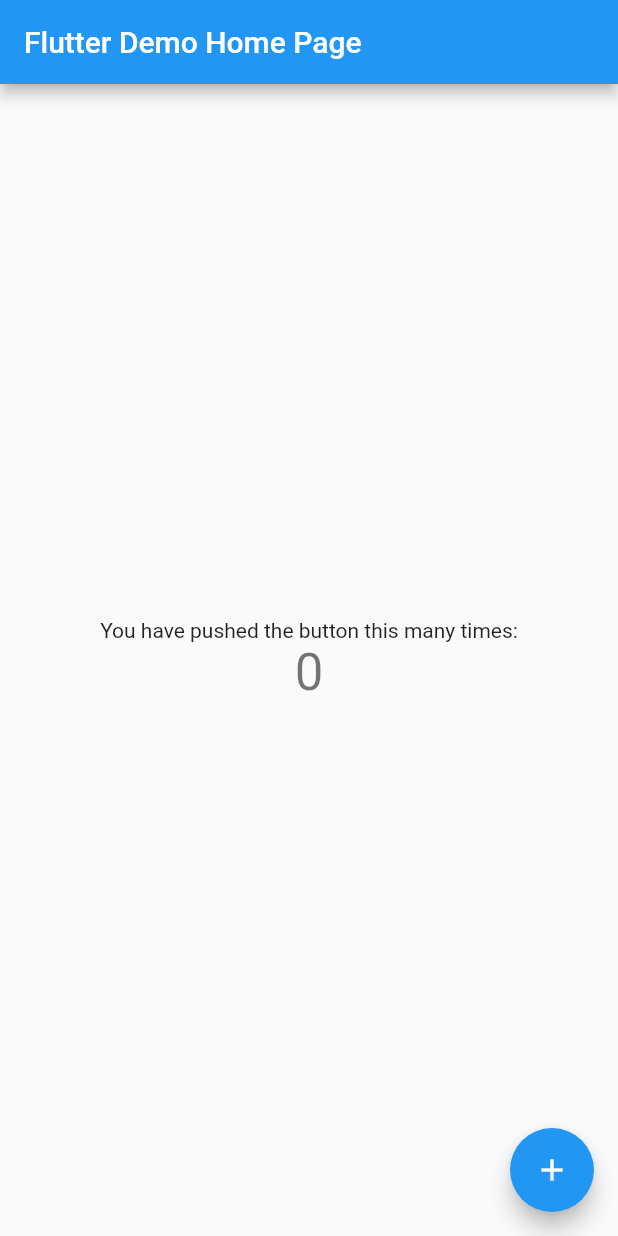
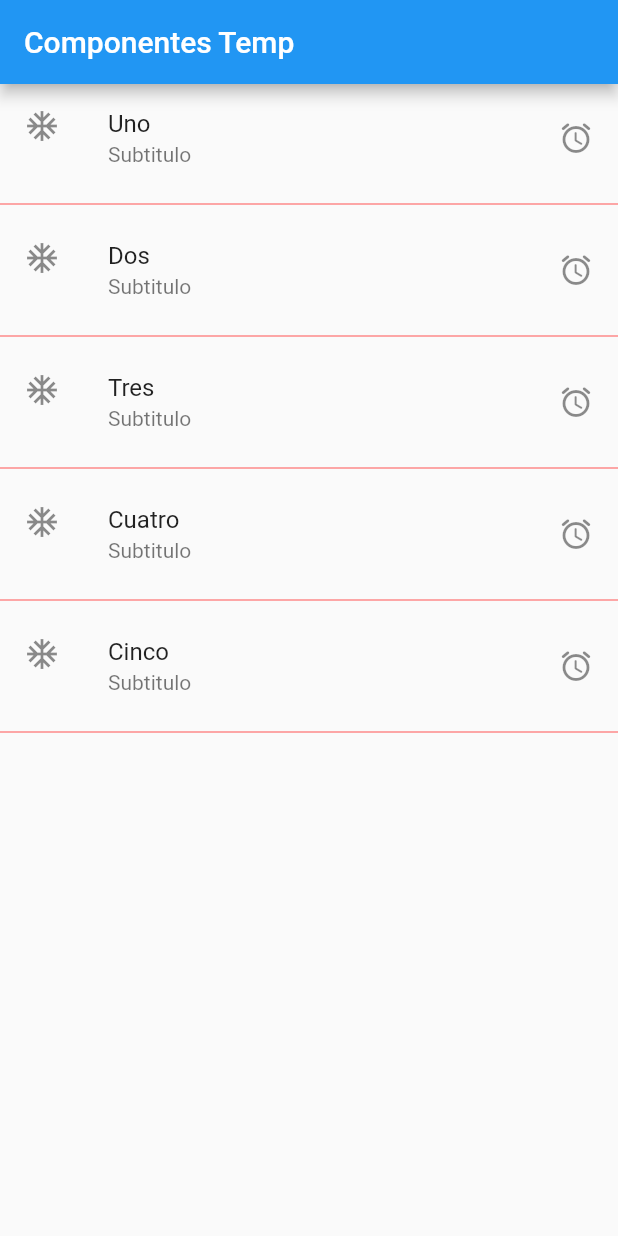
Before and after one commit to Geyson1990/FlutterComponentes, a Flutter app: the screen it shows after launch, on a phone screen of 412 x 824 dp. Run offline on Flutter 3.47's test engine with Material 2 defaults, Android fonts, the phone set to English and light mode, and no system bars.

```diff
--- a/componentes/lib/main.dart
+++ b/componentes/lib/main.dart
@@ -1,3 +1,5 @@
+import 'package:componentes/pages/counter.dart';
+import 'package:componentes/pages/home_page.dart';
 import 'package:flutter/material.dart';
 
 void main() {
@@ -5,109 +7,15 @@
 }
 
 class MyApp extends StatelessWidget {
-  // This widget is the root of your application.
   @override
   Widget build(BuildContext context) {
     return MaterialApp(
       title: 'Flutter Demo',
+      debugShowCheckedModeBanner: false,
       theme: ThemeData(
-        // This is the theme of your application.
-        //
-        // Try running your application with "flutter run". You'll see the
-        // application has a blue toolbar. Then, without quitting the app, try
-        // changing the primarySwatch below to Colors.green and then invoke
-        // "hot reload" (press "r" in the console where you ran "flutter run",
-        // or simply save your changes to "hot reload" in a Flutter IDE).
-        // Notice that the counter didn't reset back to zero; the application
-        // is not restarted.
         primarySwatch: Colors.blue,
       ),
-      home: MyHomePage(title: 'Flutter Demo Home Page'),
+      home: HomePageTemp(),
     );
   }
 }
-
-class MyHomePage extends StatefulWidget {
-  MyHomePage({Key? key, required this.title}) : super(key: key);
-
-  // This widget is the home page of your application. It is stateful, meaning
-  // that it has a State object (defined below) that contains fields that affect
-  // how it looks.
-
-  // This class is the configuration for the state. It holds the values (in this
-  // case the title) provided by the parent (in this case the App widget) and
-  // used by the build method of the State. Fields in a Widget subclass are
-  // always marked "final".
-
-  final String title;
-
-  @override
-  _MyHomePageState createState() => _MyHomePageState();
-}
-
-class _MyHomePageState extends State<MyHomePage> {
-  int _counter = 0;
-
-  void _incrementCounter() {
-    setState(() {
-      // This call to setState tells the Flutter framework that something has
-      // changed in this State, which causes it to rerun the build method below
-      // so that the display can reflect the updated values. If we changed
-      // _counter without calling setState(), then the build method would not be
-      // called again, and so nothing would appear to happen.
-      _counter++;
-    });
-  }
-
-  @override
-  Widget build(BuildContext context) {
-    // This method is rerun every time setState is called, for instance as done
-    // by the _incrementCounter method above.
-    //
-    // The Flutter framework has been optimized to make rerunning build methods
-    // fast, so that you can just rebuild anything that needs updating rather
-    // than having to individually change instances of widgets.
-    return Scaffold(
-      appBar: AppBar(
-        // Here we take the value from the MyHomePage object that was created by
-        // the App.build method, and use it to set our appbar title.
-        title: Text(widget.title),
-      ),
-      body: Center(
-        // Center is a layout widget. It takes a single child and positions it
-        // in the middle of the parent.
-        child: Column(
-          // Column is also a layout widget. It takes a list of children and
-          // arranges them vertically. By default, it sizes itself to fit its
-          // children horizontally, and tries to be as tall as its parent.
-          //
-          // Invoke "debug painting" (press "p" in the console, choose the
-          // "Toggle Debug Paint" action from the Flutter Inspector in Android
-          // Studio, or the "Toggle Debug Paint" command in Visual Studio Code)
-          // to see the wireframe for each widget.
-          //
-          // Column has various properties to control how it sizes itself and
-          // how it positions its children. Here we use mainAxisAlignment to
-          // center the children vertically; the main axis here is the vertical
-          // axis because Columns are vertical (the cross axis would be
-          // horizontal).
-          mainAxisAlignment: MainAxisAlignment.center,
-          children: <Widget>[
-            Text(
-              'You have pushed the button this many times:',
-            ),
-            Text(
-              '$_counter',
-              style: Theme.of(context).textTheme.headline4,
-            ),
-          ],
-        ),
-      ),
-      floatingActionButton: FloatingActionButton(
-        onPressed: _incrementCounter,
-        tooltip: 'Increment',
-        child: Icon(Icons.add),
-      ), // This trailing comma makes auto-formatting nicer for build methods.
-    );
-  }
-}
--- /dev/null
+++ b/componentes/lib/pages/home_page.dart
@@ -0,0 +1,58 @@
+import 'package:flutter/material.dart';
+
+class HomePageTemp extends StatefulWidget {
+  HomePageTemp({Key? key}) : super(key: key);
+
+  @override
+  _HomePageTempState createState() => _HomePageTempState();
+}
+
+class _HomePageTempState extends State<HomePageTemp> {
+
+  final opciones = ['Uno','Dos','Tres','Cuatro','Cinco'];
+
+  @override
+  Widget build(BuildContext context) {
+    return Scaffold(
+      appBar: AppBar(
+        title: Text('Componentes Temp'),
+      ),
+      body: ListView(
+        children: _crearItemsCorto()
+      ),
+    );
+  }
+
+  List<Widget> _crearItems(){
+
+    List<Widget> lista = [];
+
+    for (String item in opciones) {
+      final tempWidget = ListTile(
+        title: Text(item),
+      );
+      lista..add(tempWidget)
+           ..add(Divider(color: Colors.red,));
+    }
+
+    return lista;
+  }
+
+    List<Widget> _crearItemsCorto(){
+
+    return opciones.map((item){
+      return Column(
+        children: [
+          ListTile(
+            title: Text(item),
+            subtitle: Text('Subtitulo'),
+            leading: Icon(Icons.ac_unit_outlined),
+            trailing: Icon(Icons.access_alarms_rounded),
+          ),
+          Divider(color: Colors.redAccent,)
+        ],
+      );
+    }).toList();
+  }
+
+}
```
Also changed, not shown: componentes/lib/pages/counter.dart (added, +48 -0 lines).
